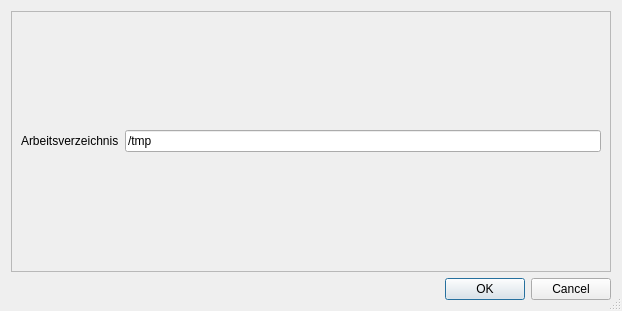
First picture: the form in ui/settings_dialog.ui, repository cceh/byzanz-capture, before the edit.
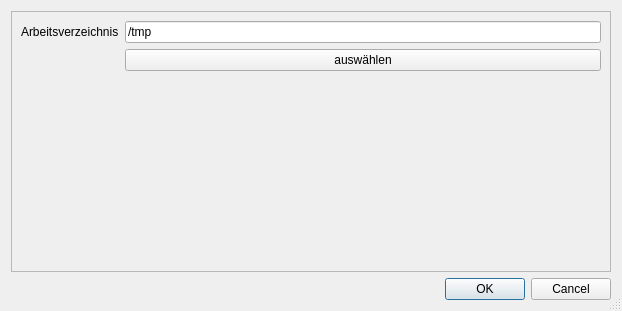
Second picture: the form after the edit.

What changed in the file:
```diff
--- a/ui/settings_dialog.ui
+++ b/ui/settings_dialog.ui
@@ -40,14 +40,7 @@
      <property name="frameShadow">
       <enum>QFrame::Raised</enum>
      </property>
-     <layout class="QGridLayout" name="gridLayout">
-      <item row="0" column="1">
-       <widget class="QLineEdit" name="workingDirectoryInput">
-        <property name="text">
-         <string>/tmp</string>
-        </property>
-       </widget>
-      </item>
+     <layout class="QFormLayout" name="formLayout">
       <item row="0" column="0">
        <widget class="QLabel" name="label">
         <property name="text">
@@ -55,6 +48,23 @@
         </property>
        </widget>
       </item>
+      <item row="0" column="1">
+       <widget class="QLineEdit" name="workingDirectoryInput">
+        <property name="text">
+         <string>/tmp</string>
+        </property>
+        <property name="readOnly">
+         <bool>true</bool>
+        </property>
+       </widget>
+      </item>
+      <item row="2" column="1">
+       <widget class="QPushButton" name="pushButton">
+        <property name="text">
+         <string>auswählen</string>
+        </property>
+       </widget>
+      </item>
      </layout>
     </widget>
    </item>
```
Left out of the diff: 27 changed lines with no effect on the pictures.
